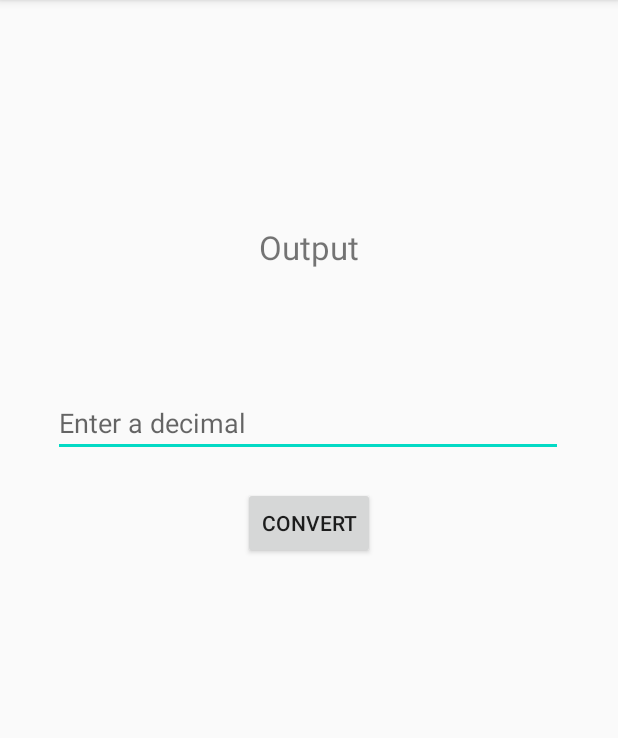
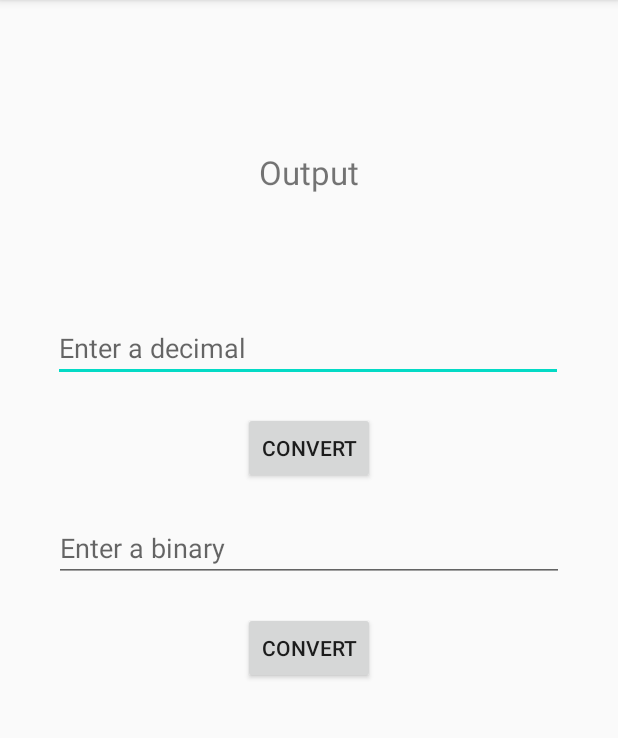
Before and after one commit to Kmanpreet4564/number_system_converter, an Android app: the screen it shows after launch (MainActivity), on a phone screen of 412 x 824 dp, the part 84-822 px from its top. Run offline under Robolectric (Android 15) with nearby library versions, the phone set to English and light mode, and no system bars.

Commit message:
Added new feature to convert from binary to decimal.

```diff
--- a/app/src/main/java/com/manpreet/numbersystemconverter/MainActivity.java
+++ b/app/src/main/java/com/manpreet/numbersystemconverter/MainActivity.java
@@ -10,29 +10,43 @@ import android.widget.TextView;
 
 public class MainActivity extends AppCompatActivity {
 
-    EditText inputField;
+    EditText inputDecimal, inputBinary;
     TextView output;
-    Button convert;
+    Button convertToDecimal, convertToBinary;
 
     @Override
     protected void onCreate(Bundle savedInstanceState) {
         super.onCreate(savedInstanceState);
         setContentView(R.layout.activity_main);
 
-        inputField = findViewById(R.id.input_field);
+        inputDecimal = findViewById(R.id.input_decimal);
+        inputBinary = findViewById(R.id.input_binary);
         output = findViewById(R.id.output);
-        convert = findViewById(R.id.button_convert);
+        convertToBinary = findViewById(R.id.convert_to_binary);
+        convertToDecimal = findViewById(R.id.comvert_to_decimal);
 
-        convert.setOnClickListener(new View.OnClickListener() {
+        convertToBinary.setOnClickListener(new View.OnClickListener() {
             @Override
             public void onClick(View v) {
                 convertToBinary();
             }
         });
+
+        convertToDecimal.setOnClickListener(new View.OnClickListener() {
+            @Override
+            public void onClick(View v) {
+                convertToDecimal();
+            }
+        });
+    }
+
+    private void convertToDecimal() {
+        int decimal = Integer.parseInt(inputBinary.getText().toString(), 2);
+        output.setText(String.valueOf(decimal));
     }
 
     private void convertToBinary() {
-        int decimal = Integer.parseInt(inputField.getText().toString());
+        int decimal = Integer.parseInt(inputDecimal.getText().toString());
         String binary = Integer.toBinaryString(decimal);
         output.setText(binary);
     }
--- a/app/src/main/res/layout/activity_main.xml
+++ b/app/src/main/res/layout/activity_main.xml
@@ -1,5 +1,6 @@
 <?xml version="1.0" encoding="utf-8"?>
-<androidx.constraintlayout.widget.ConstraintLayout xmlns:android="http://schemas.android.com/apk/res/android"
+<androidx.constraintlayout.widget.ConstraintLayout
+    xmlns:android="http://schemas.android.com/apk/res/android"
     xmlns:app="http://schemas.android.com/apk/res-auto"
     xmlns:tools="http://schemas.android.com/tools"
     android:layout_width="match_parent"
@@ -7,7 +8,7 @@
     tools:context=".MainActivity">
 
     <EditText
-        android:id="@+id/input_field"
+        android:id="@+id/input_decimal"
         android:layout_width="340dp"
         android:layout_height="wrap_content"
         android:layout_marginTop="80dp"
@@ -20,14 +21,14 @@
         app:layout_constraintTop_toBottomOf="@+id/output" />
 
     <Button
-        android:id="@+id/button_convert"
+        android:id="@+id/convert_to_binary"
         android:layout_width="wrap_content"
         android:layout_height="wrap_content"
         android:text="Convert"
         android:layout_marginTop="20dp"
         app:layout_constraintEnd_toEndOf="parent"
         app:layout_constraintStart_toStartOf="parent"
-        app:layout_constraintTop_toBottomOf="@+id/input_field" />
+        app:layout_constraintTop_toBottomOf="@+id/input_decimal" />
 
     <TextView
         android:id="@+id/output"
@@ -35,9 +36,33 @@
         android:layout_height="wrap_content"
         android:text="Output"
         android:textSize="22sp"
-        android:layout_marginTop="150dp"
+        android:layout_marginTop="100dp"
         app:layout_constraintEnd_toEndOf="parent"
         app:layout_constraintStart_toStartOf="parent"
         app:layout_constraintTop_toTopOf="parent" />
 
+    <EditText
+        android:id="@+id/input_binary"
+        android:layout_width="340dp"
+        android:layout_height="wrap_content"
+        android:ems="10"
+        android:hint="Enter a binary "
+        android:inputType="numberDecimal"
+        android:layout_marginTop="20dp"
+        app:layout_constraintEnd_toEndOf="parent"
+        app:layout_constraintStart_toStartOf="parent"
+        app:layout_constraintTop_toBottomOf="@+id/convert_to_binary" />
+
+
+    <Button
+        android:id="@+id/comvert_to_decimal"
+        android:layout_width="wrap_content"
+        android:layout_height="wrap_content"
+        android:text="Convert"
+        android:layout_marginTop="20dp"
+        app:layout_constraintEnd_toEndOf="parent"
+        app:layout_constraintStart_toStartOf="parent"
+        app:layout_constraintTop_toBottomOf="@+id/input_binary" />
+
+
 </androidx.constraintlayout.widget.ConstraintLayout>
```
